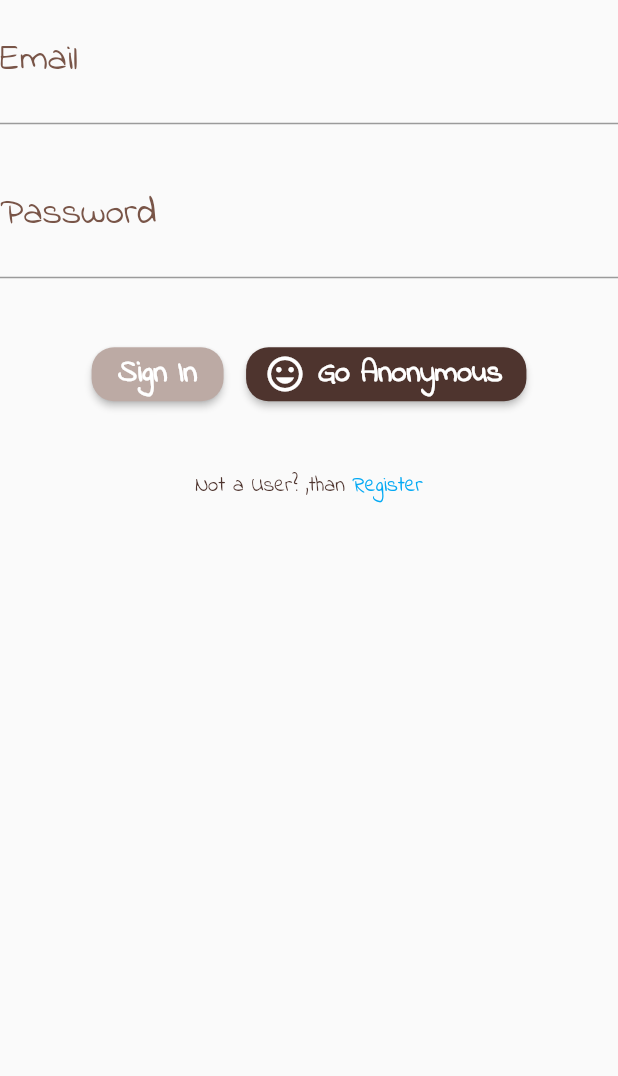
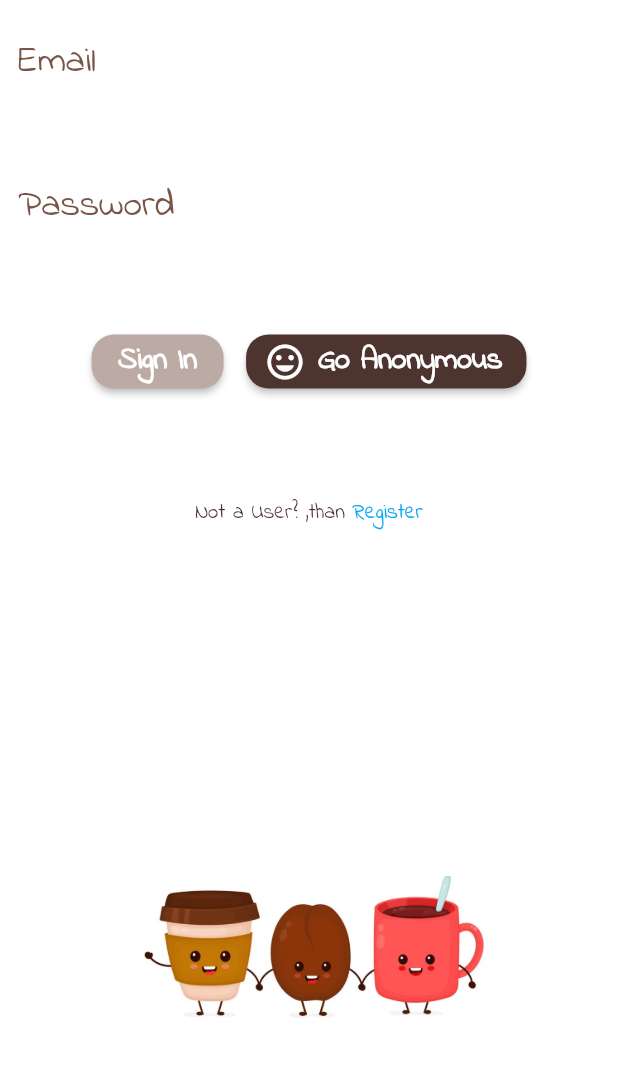
Before and after one commit to SyedMuhammadMuhid/Firebase, a Flutter app: the screen it shows after launch, on a phone screen of 412 x 824 dp, the part 84-1160 px from its top. Run offline on Flutter 3.47's test engine with Material 2 defaults, Android fonts, the phone set to English and light mode, and no system bars; our stand-ins replace firebase_auth, firebase_core, flutter_spinkit; accounts and stored records are empty.

Commit message:
adding more stuff

```diff
--- a/lib/screens/authentication/register.dart
+++ b/lib/screens/authentication/register.dart
@@ -3,6 +3,8 @@ import 'package:flutter/gestures.dart';
 import 'package:flutter/material.dart';
 import 'package:flutter/widgets.dart';
 import 'package:flutter_spinkit/flutter_spinkit.dart';
+import 'package:fire_base/shared/constants.dart';
+
 
 class Register extends StatefulWidget {
   @override
@@ -39,12 +41,14 @@ class _RegisterState extends State<Register> {
                 key: _key,
                 child: Column(
                   children: [
+                    SizedBox(height: 3,),
                     TextFormField(
                         onChanged: (val){
                           setState(() {
                             email=val;
                           });
                         },
+                        validator: (val)=> val.isNotEmpty ? null: "Enter a Write Email",
                         style: TextStyle(
                           fontFamily: 'IndieFlower',
                           color: Colors.brown[800],
@@ -52,6 +56,8 @@ class _RegisterState extends State<Register> {
                         ),
                         decoration: InputDecoration(
                           labelText: 'Email',
+                          enabledBorder: input_text_decoration_variable_for_non_focus,
+                            focusedBorder: input_text_decoration_variable_for_focus,
                           labelStyle: TextStyle(
                               fontSize: 25,
                               fontFamily: 'IndieFlower',
@@ -74,6 +80,8 @@ class _RegisterState extends State<Register> {
 
                         ),
                         decoration: InputDecoration(
+                          enabledBorder: input_text_decoration_variable_for_non_focus,
+                          focusedBorder: input_text_decoration_variable_for_focus,
                           labelText: 'Password',
                           labelStyle: TextStyle(
                               fontSize: 25,
@@ -93,6 +101,8 @@ class _RegisterState extends State<Register> {
 
                         ),
                         decoration: InputDecoration(
+                          enabledBorder: input_text_decoration_variable_for_non_focus,
+                          focusedBorder: input_text_decoration_variable_for_focus,
                           labelText: 'Confirm Password',
                           labelStyle: TextStyle(
                               fontSize: 25,
--- a/lib/screens/authentication/signin.dart
+++ b/lib/screens/authentication/signin.dart
@@ -1,3 +1,4 @@
+
 import 'package:fire_base/screens/authentication/authentication.dart';
 import 'package:fire_base/screens/authentication/register.dart';
 import 'package:fire_base/services/auth.dart';
@@ -7,7 +8,7 @@ import 'package:flutter/material.dart';
 import 'package:flutter/widgets.dart';
 import 'package:flutter_spinkit/flutter_spinkit.dart';
 import 'package:provider/provider.dart';
-
+import 'package:fire_base/shared/constants.dart';
 
 class SignIn extends StatefulWidget {
   @override
@@ -23,29 +24,45 @@ class _SignInState extends State<SignIn> {
   bool isloading= false;
   String email=' ';
   String pass=' ';
+  String wrong_emailorpass='';
   Widget build(BuildContext context) {
     final user=Provider.of<User>(context);
 
-    return Scaffold(
+    return
+        Scaffold(
+          backgroundColor: Colors.white,
       appBar: AppBar(
         backgroundColor: Colors.brown[500],
-        title: Text("Where's My Coffee",
+        title:  SafeArea(child: Text("Where's My Coffee",
         style: TextStyle(
             fontSize: 25,
           fontFamily: 'IndieFlower',
           fontWeight: FontWeight.bold,
 
-        ),),
+        ),)),
         elevation: 0.0,
         centerTitle: true,
       ),
-      body: Center(
+      body: Stack(
+      children: [
+        Center(
+          child: Padding(
+            padding: const EdgeInsets.fromLTRB(0, 500, 0, 0),
+            child: Image(
+              height: 100,
+              width: 350,
+              image: AssetImage('assets/happy.jpg'),
+            ),
+          ),
+        ),
+       Center(
         child: Column(
           children:[
             Form(
               key: _key,
               child: Column(
                 children: [
+                  SizedBox(height: 5,),
                   TextFormField(
                     validator: (val)=> val.isEmpty ? 'Enter Email': null,
                     onChanged: (val){
@@ -60,6 +77,11 @@ class _SignInState extends State<SignIn> {
                     ),
                     decoration: InputDecoration(
                     labelText: 'Email',
+                    fillColor: Colors.white,
+                    filled: true,
+                    enabledBorder: input_text_decoration_variable_for_non_focus,
+                      focusedBorder:input_text_decoration_variable_for_focus,
+
                     labelStyle: TextStyle(
                     fontSize: 25,
                     fontFamily: 'IndieFlower',
@@ -83,6 +105,10 @@ class _SignInState extends State<SignIn> {
                   ),
                         decoration: InputDecoration(
                                 labelText: 'Password',
+                          fillColor: Colors.white,
+                          filled: true,
+                                enabledBorder: input_text_decoration_variable_for_non_focus,
+                                focusedBorder: input_text_decoration_variable_for_focus,
                                 labelStyle: TextStyle(
                                      fontSize: 25,
                                      fontFamily: 'IndieFlower',
@@ -99,6 +125,7 @@ class _SignInState extends State<SignIn> {
               RaisedButton(
                 color: Colors.brown[200],
                 onPressed: () async {
+                  FocusScope.of(context).unfocus();
                   if(_key.currentState.validate()){
                     setState(() {
                       isloading=true;
@@ -106,6 +133,10 @@ class _SignInState extends State<SignIn> {
                    dynamic result= await _authService.SignInwithEmailPass(email, pass);
                    if( result ==null){
                       print('invalidity occured while signing in');
+                      setState(() {
+                        isloading=false;
+                        wrong_emailorpass=' Wrong Email or password';
+                      });
                    }
                   }
 
@@ -155,7 +186,8 @@ class _SignInState extends State<SignIn> {
             ],
           ),
         ),
-
+        Center(child: Text(wrong_emailorpass, style: TextStyle( color: Colors.red, fontFamily: 'IndieFlower', fontSize: 15),)),
+            SizedBox(height: 4,),
             RichText(
             text: TextSpan(
     style: TextStyle(color: Colors.brown[800], fontFamily: 'IndieFLower'),
@@ -177,7 +209,10 @@ class _SignInState extends State<SignIn> {
         SizedBox(height:15),
         isloading ? SpinKitWave(color: Colors.brown[500], size: 50,): SizedBox(height: 50)],
         ),
-      )
+      ),
+
+      ]),
+
 
     );
   }
--- /dev/null
+++ b/lib/shared/constants.dart
@@ -0,0 +1,11 @@
+import 'package:flutter/material.dart';
+
+const input_text_decoration_variable_for_non_focus= OutlineInputBorder(
+    borderSide: BorderSide(
+        color: Colors.white, width: 2.0
+    ));
+
+const input_text_decoration_variable_for_focus= OutlineInputBorder(
+    borderSide: BorderSide(
+        color: Colors.brown, width: 2.0
+    ));
--- a/pubspec.yaml
+++ b/pubspec.yaml
@@ -30,6 +30,7 @@ dependencies:
   flutter_spinkit: ^4.1.2+1
 
 
+
   # The following adds the Cupertino Icons font to your application.
   # Use with the CupertinoIcons class for iOS style icons.
   cupertino_icons: ^0.1.3
@@ -47,6 +48,8 @@ flutter:
     - family: IndieFlower
       fonts:
         - asset: fonts/IndieFlower-Regular.ttf
+  assets:
+      - assets/
   # The following line ensures that the Material Icons font is
   # included with your application, so that you can use the icons in
   # the material Icons class.
```
Also changed, not shown: assets/happy.jpg (added).
